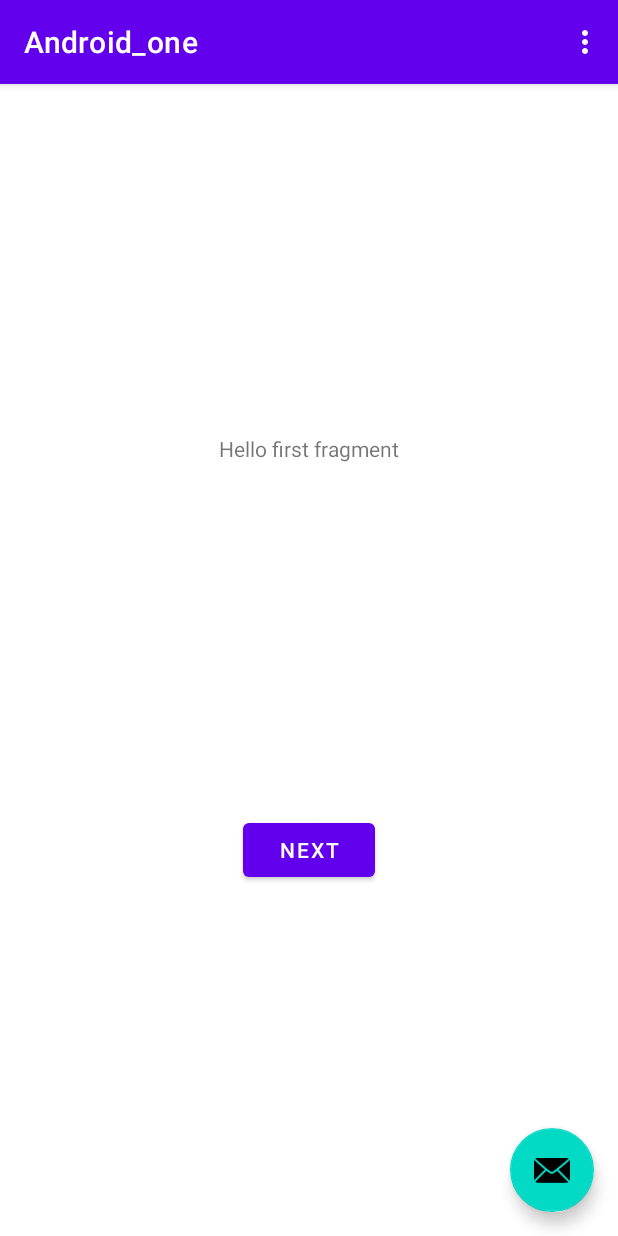
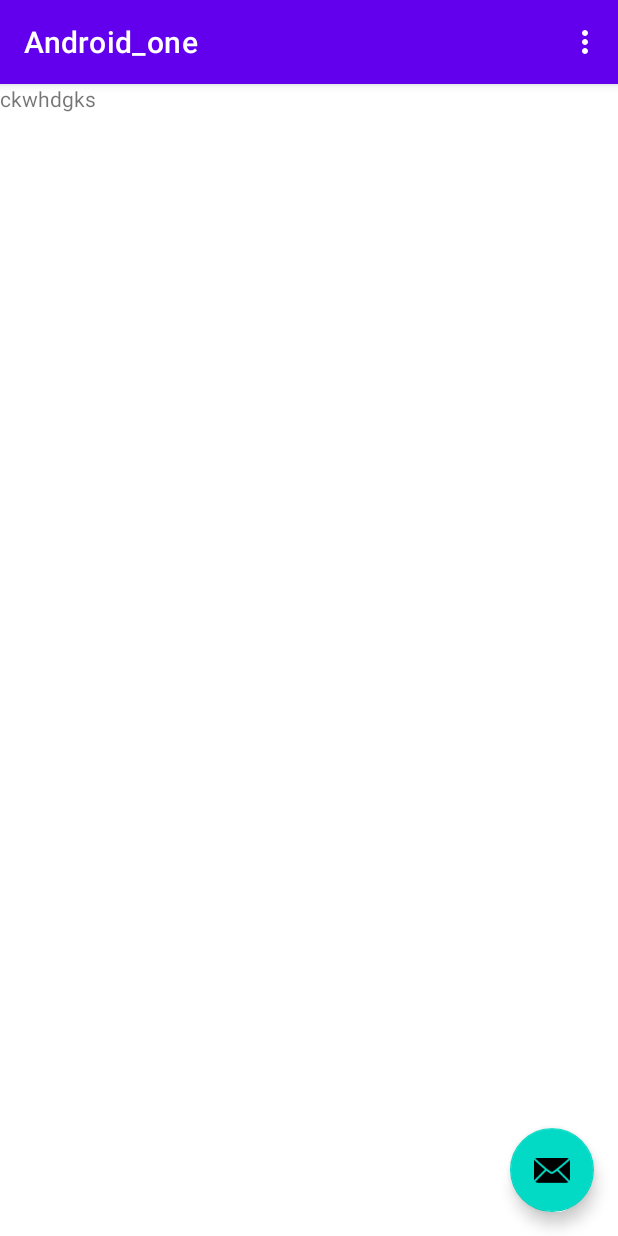
Before and after one commit to ParkJieun0102/Android_One, an Android app: the screen it shows after launch (MainActivity), on a phone screen of 412 x 824 dp. Run offline under Robolectric (Android 15) with nearby library versions, the phone set to English and light mode, and no system bars.

Commit message:
to jonghan ckwhdgks

```diff
--- a/app/src/main/res/layout/content_main.xml
+++ b/app/src/main/res/layout/content_main.xml
@@ -1,19 +1,15 @@
 <?xml version="1.0" encoding="utf-8"?>
-<androidx.constraintlayout.widget.ConstraintLayout xmlns:android="http://schemas.android.com/apk/res/android"
+<LinearLayout xmlns:android="http://schemas.android.com/apk/res/android"
+    android:orientation="vertical"
     xmlns:app="http://schemas.android.com/apk/res-auto"
     android:layout_width="match_parent"
     android:layout_height="match_parent"
     app:layout_behavior="@string/appbar_scrolling_view_behavior">
 
-    <fragment
-        android:id="@+id/nav_host_fragment"
-        android:name="androidx.navigation.fragment.NavHostFragment"
-        android:layout_width="0dp"
-        android:layout_height="0dp"
-        app:defaultNavHost="true"
-        app:layout_constraintBottom_toBottomOf="parent"
-        app:layout_constraintLeft_toLeftOf="parent"
-        app:layout_constraintRight_toRightOf="parent"
-        app:layout_constraintTop_toTopOf="parent"
-        app:navGraph="@navigation/nav_graph" />
-</androidx.constraintlayout.widget.ConstraintLayout>
+
+
+    <TextView
+        android:layout_width="wrap_content"
+        android:layout_height="wrap_content"
+        android:text="ckwhdgks"/>
+</LinearLayout>
```
